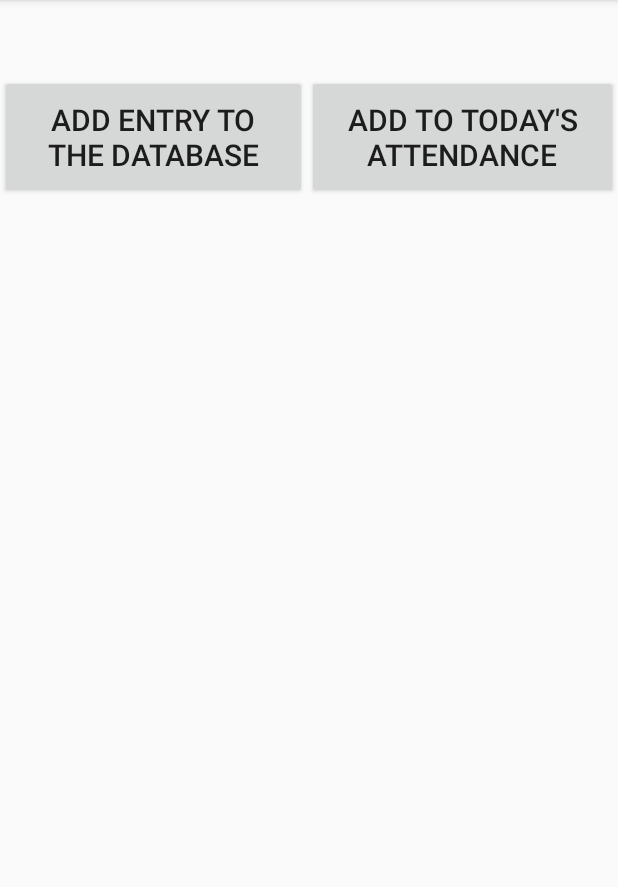
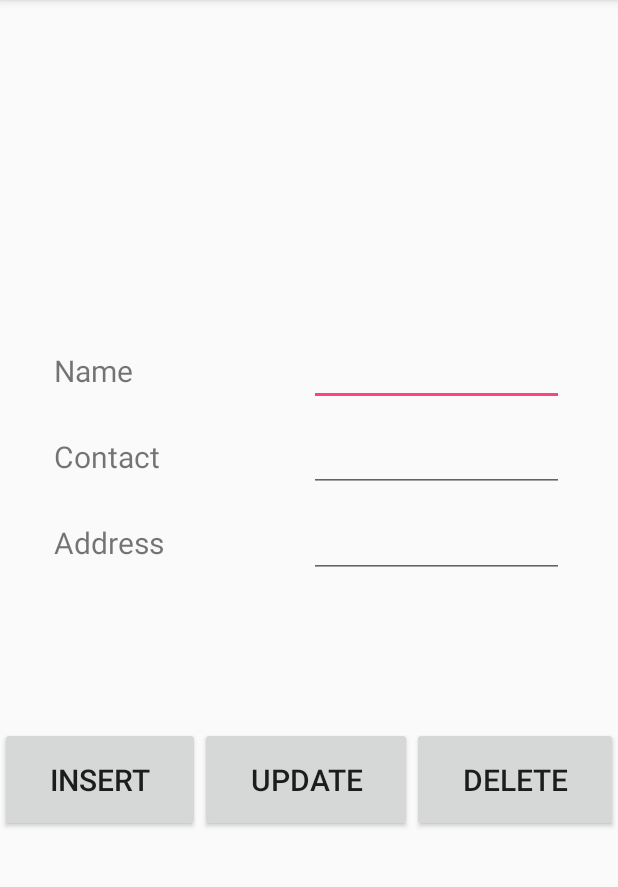
Before and after one commit to AlphaMikeFoxtrot/Alpha-Files, an Android app: the screen it shows after launch (MainActivity), on a phone screen of 412 x 824 dp, the part 84-971 px from its top. Run offline under Robolectric (Android 15) with nearby library versions, the phone set to English and light mode, and no system bars; our stand-ins replace Volley.

Commit message:
nth commit

```diff
--- a/SNGRegister2/app/src/main/AndroidManifest.xml
+++ b/SNGRegister2/app/src/main/AndroidManifest.xml
@@ -1,7 +1,7 @@
 <?xml version="1.0" encoding="utf-8"?>
 <manifest xmlns:android="http://schemas.android.com/apk/res/android"
     package="com.example.anonymous.sngregister">
-
+    <uses-permission android:name="android.permission.INTERNET"/>
     <application
         android:allowBackup="true"
         android:icon="@mipmap/ic_launcher"
--- a/SNGRegister2/app/src/main/java/com/example/anonymous/sngregister/AddEntry.java
+++ b/SNGRegister2/app/src/main/java/com/example/anonymous/sngregister/AddEntry.java
@@ -2,6 +2,7 @@ package com.example.anonymous.sngregister;
 
 import android.support.v7.app.AppCompatActivity;
 import android.os.Bundle;
+import android.widget.EditText;
 
 public class AddEntry extends AppCompatActivity {
 
@@ -9,5 +10,7 @@ public class AddEntry extends AppCompatActivity {
     protected void onCreate(Bundle savedInstanceState) {
         super.onCreate(savedInstanceState);
         setContentView(R.layout.activity_add_entry);
+
+
     }
 }
--- a/SNGRegister2/app/src/main/java/com/example/anonymous/sngregister/MainActivity.java
+++ b/SNGRegister2/app/src/main/java/com/example/anonymous/sngregister/MainActivity.java
@@ -1,34 +1,81 @@
 package com.example.anonymous.sngregister;
 
-import android.content.Intent;
+import android.os.Bundle;
 import android.support.v7.app.AppCompatActivity;
-import android.os.Bundle;
 import android.view.View;
 import android.widget.Button;
+import android.widget.EditText;
+import android.widget.Toast;
 
-import static com.example.anonymous.sngregister.R.string.addEntry;
+import com.android.volley.Request;
+import com.android.volley.RequestQueue;
+import com.android.volley.Response;
+import com.android.volley.VolleyError;
+import com.android.volley.toolbox.StringRequest;
+import com.android.volley.toolbox.Volley;
+
+import org.json.JSONException;
+import org.json.JSONObject;
+
+import java.util.HashMap;
+
 
 public class MainActivity extends AppCompatActivity {
 
     @Override
     protected void onCreate(Bundle savedInstanceState) {
         super.onCreate(savedInstanceState);
-        setContentView(R.layout.activity_main);
+        setContentView(R.layout.activity_add_entry);
 
-        // declaring class variables for listeners
-        Button addEntry = (Button) findViewById(R.id.addEntry);
-        Button attendance = (Button) findViewById(R.id.attendance);
+        // EditText view class variables :
+        EditText et_name = (EditText) findViewById(R.id.nameET);
+        EditText et_contact = (EditText) findViewById(R.id.contactET);
+        EditText et_address = (EditText) findViewById(R.id.addressET);
 
-        // declaring class intent variables:
-        final Intent toAddEntry = new Intent(this, AddEntry.class);
+        // Buttons view class variables :
+        Button b_insert = (Button) findViewById(R.id.insert);
+        Button b_update = (Button) findViewById(R.id.update);
+        Button b_delete = (Button) findViewById(R.id.delete);
 
-        addEntry.setOnClickListener(new View.OnClickListener() {
-            @Override
-            public void onClick(View v) {
-                startActivity(toAddEntry);
-            }
-        });
+        // EditText view class variables :
+        et_name = (EditText) findViewById(R.id.nameET);
+        et_contact = (EditText) findViewById(R.id.contactET);
+
+        // Volley class variable :
+        // ****?**** //
+        RequestQueue queue;
+
+        // url :
+        String url = "https://iamanonymous729.000webhostapp.com/testGet.php";
     }
 
+    // creating 'send' function to interact with primary database :
 
+    public void sendToDb(final String action){
+
+        StringRequest stringReqObj = new StringRequest(Request.Method.POST, url,
+                new Response.Listener<String>() {
+                    @Override
+                    public void onResponse(String response) {
+                        try {
+                            JSONObject jsonObj = new JSONObject(response);
+                            if (jsonObj.getString("status").equals("success")) {
+                                Toast.makeText(getApplicationContext(), jsonObj.getString("message"), Toast.LENGTH_SHORT);
+                            } else {
+                                Toast.makeText(getApplicationContext(), "Failed", Toast.LENGTH_SHORT);
+                            }
+                        } catch (JSONException e) {
+                            e.printStackTrace();
+                        }
+                    }
+                }, new Response.ErrorListener() {
+            @Override
+            public void onErrorResponse(VolleyError error) {
+            }
+        }) {
+
+        }
+        }
+
+    }
 }
--- a/SNGRegister2/app/src/main/res/layout/activity_add_entry.xml
+++ b/SNGRegister2/app/src/main/res/layout/activity_add_entry.xml
@@ -86,6 +86,7 @@
             android:layout_height="wrap_content">
 
             <Button
+                android:id="@+id/insert"
                 android:padding="12dp"
                 android:textSize="20sp"
                 android:layout_width="wrap_content"
@@ -94,6 +95,7 @@
                 android:layout_weight="1"/>
 
             <Button
+                android:id="@+id/update"
                 android:padding="12dp"
                 android:textSize="20sp"
                 android:layout_width="wrap_content"
@@ -102,6 +104,7 @@
                 android:layout_weight="1"/>
 
             <Button
+                android:id="@+id/delete"
                 android:padding="12dp"
                 android:textSize="20sp"
                 android:layout_width="wrap_content"
--- a/SNGRegister2/app/src/main/res/layout/activity_main.xml
+++ b/SNGRegister2/app/src/main/res/layout/activity_main.xml
@@ -1,4 +1,9 @@
 <?xml version="1.0" encoding="utf-8"?>
+
+<!--
+    @author : ANONYMOUS
+-->
+
 <android.support.constraint.ConstraintLayout xmlns:android="http://schemas.android.com/apk/res/android"
     xmlns:app="http://schemas.android.com/apk/res-auto"
     xmlns:tools="http://schemas.android.com/tools"
```
Also changed, not shown: SNGRegister2/app/build.gradle (+2 -6 lines).
